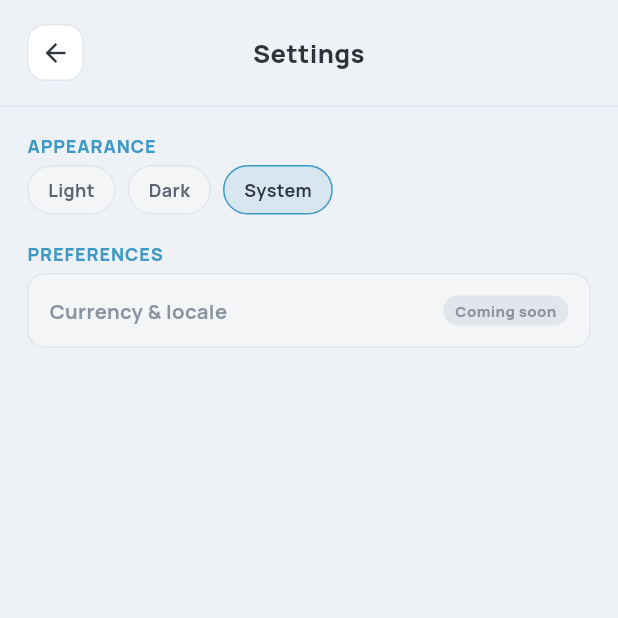
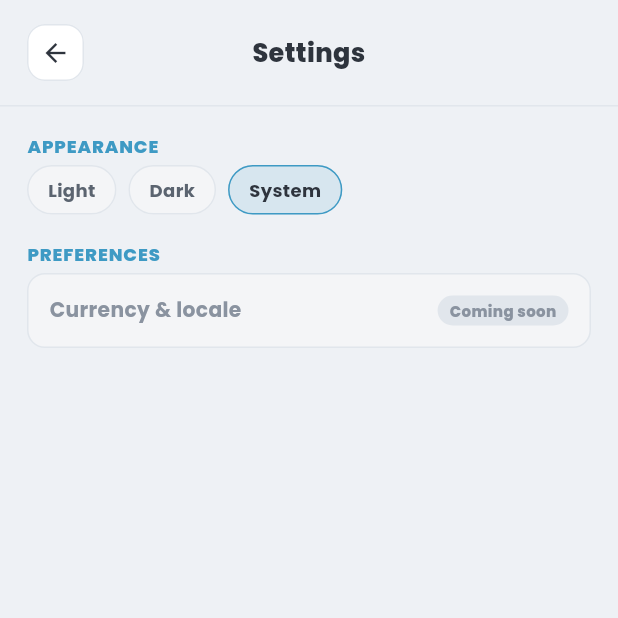
Before and after one commit to mackyten/greyvetro-budget-tracker, a Flutter app: the screen it shows after launch, scrolled down 576 dp, after a tap on the "menu" icon, after a tap on "Settings", on a phone screen of 412 x 824 dp, the top half of it. Run offline on Flutter 3.47's test engine with Material 3 defaults, Android fonts, the phone set to English and light mode, and no system bars; our stand-ins replace cloud_firestore, firebase_core, google_fonts, shared_preferences; accounts and stored records are empty.

Commit message:
feat: integrate Google Fonts and implement MonthDraftStore for local draft persistence

```diff
--- a/lib/core/design_tokens.dart
+++ b/lib/core/design_tokens.dart
@@ -1,4 +1,5 @@
 import 'package:flutter/material.dart';
+import 'package:google_fonts/google_fonts.dart';
 
 /// Exact design tokens ported from the verified Claude Design artifact
 /// (`Greyvetro Budget Tracker.dc.html`) — not Material3-generated colors.
@@ -97,5 +98,7 @@ extension AppPaletteContext on BuildContext {
   AppPalette get palette => Theme.of(this).extension<AppPalette>()!;
 }
 
-const manropeFont = 'Manrope';
+/// Resolving this triggers google_fonts to fetch/cache Poppins and registers
+/// it under the family name below — that's why it's a getter, not a const.
+final String uiFont = GoogleFonts.poppins().fontFamily!;
 const monoFont = 'JetBrains Mono';
--- a/lib/features/net_worth/ui/app_drawer.dart
+++ b/lib/features/net_worth/ui/app_drawer.dart
@@ -134,7 +134,7 @@ class _DrawerRow extends StatelessWidget {
                   style: TextStyle(
                     fontSize: 13.5,
                     fontWeight: FontWeight.w700,
-                    fontFamily: manropeFont,
+                    fontFamily: uiFont,
                     color: color,
                   ),
                 ),
@@ -151,7 +151,7 @@ class _DrawerRow extends StatelessWidget {
                     style: TextStyle(
                       fontSize: 10,
                       fontWeight: FontWeight.w800,
-                      fontFamily: manropeFont,
+                      fontFamily: uiFont,
                       color: palette.muted,
                     ),
                   ),
@@ -183,7 +183,7 @@ class _DisabledButton extends StatelessWidget {
         style: TextStyle(
           fontSize: 13,
           fontWeight: FontWeight.w700,
-          fontFamily: manropeFont,
+          fontFamily: uiFont,
           color: palette.muted,
         ),
       ),
@@ -211,13 +211,13 @@ class _DrawerHeader extends StatelessWidget {
             style: TextStyle(
               fontSize: 19,
               fontWeight: FontWeight.w800,
-              fontFamily: manropeFont,
+              fontFamily: uiFont,
               color: palette.heading,
             ),
           ),
           Text(
             'Net savings',
-            style: TextStyle(fontSize: 12, fontFamily: manropeFont, color: palette.muted),
+            style: TextStyle(fontSize: 12, fontFamily: uiFont, color: palette.muted),
           ),
           StreamBuilder<List<Account>>(
             stream: repository.watchAccounts(),
--- a/lib/features/net_worth/ui/app_shell.dart
+++ b/lib/features/net_worth/ui/app_shell.dart
@@ -97,7 +97,7 @@ class _BottomNav extends StatelessWidget {
                             style: TextStyle(
                               fontSize: 10.5,
                               fontWeight: FontWeight.w700,
-                              fontFamily: manropeFont,
+                              fontFamily: uiFont,
                               color: i == index ? AppPalette.blueDeep : palette.muted,
                             ),
                           ),
--- a/lib/features/net_worth/ui/dashboard_screen.dart
+++ b/lib/features/net_worth/ui/dashboard_screen.dart
@@ -31,13 +31,13 @@ class DashboardScreen extends StatelessWidget {
                 style: TextStyle(
                   fontSize: 19,
                   fontWeight: FontWeight.w800,
-                  fontFamily: manropeFont,
+                  fontFamily: uiFont,
                   color: palette.heading,
                 ),
               ),
               Text(
                 'Trends across all tracked months',
-                style: TextStyle(fontSize: 12, fontFamily: manropeFont, color: palette.muted),
+                style: TextStyle(fontSize: 12, fontFamily: uiFont, color: palette.muted),
               ),
               const SizedBox(height: 14),
               Expanded(
@@ -60,7 +60,7 @@ class DashboardScreen extends StatelessWidget {
                           return Center(
                             child: Text(
                               'No months tracked yet.',
-                              style: TextStyle(fontFamily: manropeFont, color: palette.muted),
+                              style: TextStyle(fontFamily: uiFont, color: palette.muted),
                             ),
                           );
                         }
@@ -132,7 +132,7 @@ class _ChartCard extends StatelessWidget {
             style: TextStyle(
               fontSize: 13,
               fontWeight: FontWeight.w800,
-              fontFamily: manropeFont,
+              fontFamily: uiFont,
               color: palette.heading,
             ),
           ),
@@ -156,7 +156,7 @@ class _EmptyChartMessage extends StatelessWidget {
       padding: const EdgeInsets.symmetric(vertical: 20),
       child: Text(
         message,
-        style: TextStyle(fontSize: 12.5, fontFamily: manropeFont, color: palette.muted),
+        style: TextStyle(fontSize: 12.5, fontFamily: uiFont, color: palette.muted),
       ),
     );
   }
--- a/lib/features/net_worth/ui/design_chip.dart
+++ b/lib/features/net_worth/ui/design_chip.dart
@@ -31,7 +31,7 @@ class DesignChip extends StatelessWidget {
             style: TextStyle(
               fontSize: 12,
               fontWeight: FontWeight.w700,
-              fontFamily: manropeFont,
+              fontFamily: uiFont,
               color: active ? palette.heading : palette.text,
             ),
           ),
--- a/lib/features/net_worth/ui/manage_accounts_screen.dart
+++ b/lib/features/net_worth/ui/manage_accounts_screen.dart
@@ -30,7 +30,7 @@ class ManageAccountsScreen extends StatelessWidget {
                 style: TextStyle(
                   fontSize: 17,
                   fontWeight: FontWeight.w800,
-                  fontFamily: manropeFont,
+                  fontFamily: uiFont,
                   color: palette.heading,
                 ),
               ),
@@ -89,7 +89,7 @@ class ManageAccountsScreen extends StatelessWidget {
             final fieldLabelStyle = TextStyle(
               fontSize: 12,
               fontWeight: FontWeight.w700,
-              fontFamily: manropeFont,
+              fontFamily: uiFont,
               color: palette.muted,
             );
             return Padding(
@@ -126,7 +126,7 @@ class ManageAccountsScreen extends StatelessWidget {
                             style: TextStyle(
                               fontSize: 17,
                               fontWeight: FontWeight.w800,
-                              fontFamily: manropeFont,
+                              fontFamily: uiFont,
                               color: palette.heading,
                             ),
                           ),
@@ -137,7 +137,7 @@ class ManageAccountsScreen extends StatelessWidget {
                           TextField(
                             controller: nameController,
                             autofocus: true,
-                            style: TextStyle(fontSize: 13.5, fontFamily: manropeFont, color: palette.heading),
+                            style: TextStyle(fontSize: 13.5, fontFamily: uiFont, color: palette.heading),
                             decoration: InputDecoration(
                               hintText: 'e.g. Metrobank Savings',
                               filled: true,
@@ -216,7 +216,7 @@ class ManageAccountsScreen extends StatelessWidget {
                                           style: TextStyle(
                                             fontSize: 13,
                                             fontWeight: FontWeight.w700,
-                                            fontFamily: manropeFont,
+                                            fontFamily: uiFont,
                                             color: palette.heading,
                                           ),
                                         ),
@@ -224,7 +224,7 @@ class ManageAccountsScreen extends StatelessWidget {
                                           'Show a bill/coin calculator shortcut for this account',
                                           style: TextStyle(
                                             fontSize: 12,
-                                            fontFamily: manropeFont,
+                                            fontFamily: uiFont,
                                             color: palette.muted,
                                           ),
                                         ),
@@ -337,11 +337,11 @@ class _GroupHeader extends StatelessWidget {
       padding: const EdgeInsets.only(top: 18, bottom: 6),
       child: Text(
         title.toUpperCase(),
-        style: const TextStyle(
+        style: TextStyle(
           fontSize: 12,
           fontWeight: FontWeight.w800,
           letterSpacing: 0.6,
-          fontFamily: manropeFont,
+          fontFamily: uiFont,
           color: AppPalette.blueDeep,
         ),
       ),
@@ -376,14 +376,14 @@ class _AccountTile extends StatelessWidget {
                   style: TextStyle(
                     fontSize: 13.5,
                     fontWeight: FontWeight.w700,
-                    fontFamily: manropeFont,
+                    fontFamily: uiFont,
                     color: account.active ? palette.heading : palette.muted,
                     decoration: account.active ? null : TextDecoration.lineThrough,
                   ),
                 ),
                 Text(
                   subtitle,
-                  style: TextStyle(fontSize: 12, fontFamily: manropeFont, color: palette.muted),
+                  style: TextStyle(fontSize: 12, fontFamily: uiFont, color: palette.muted),
                 ),
               ],
             ),
--- a/lib/features/net_worth/ui/month_list_screen.dart
+++ b/lib/features/net_worth/ui/month_list_screen.dart
@@ -45,7 +45,7 @@ class MonthListScreen extends StatelessWidget {
                             style: TextStyle(
                               fontSize: 19,
                               fontWeight: FontWeight.w800,
-                              fontFamily: manropeFont,
+                              fontFamily: uiFont,
                               color: palette.heading,
                             ),
                           ),
@@ -53,7 +53,7 @@ class MonthListScreen extends StatelessWidget {
                             'Liquidity across all accounts',
                             style: TextStyle(
                               fontSize: 12,
-                              fontFamily: manropeFont,
+                              fontFamily: uiFont,
                               color: palette.muted,
                             ),
                           ),
@@ -87,7 +87,7 @@ class MonthListScreen extends StatelessWidget {
                             return Center(
                               child: Text(
                                 'No months tracked yet. Tap + to add one.',
-                                style: TextStyle(fontFamily: manropeFont, color: palette.muted),
+                                style: TextStyle(fontFamily: uiFont, color: palette.muted),
                               ),
                             );
                           }
@@ -200,10 +200,10 @@ class _MonthTile extends StatelessWidget {
     final headerStyle = TextStyle(
       fontSize: 14,
       fontWeight: FontWeight.w700,
-      fontFamily: manropeFont,
+      fontFamily: uiFont,
       color: palette.heading,
     );
-    final subtitleStyle = TextStyle(fontSize: 12, fontFamily: manropeFont, color: palette.muted);
+    final subtitleStyle = TextStyle(fontSize: 12, fontFamily: uiFont, color: palette.muted);
     final netStyle = TextStyle(
       fontSize: 15,
       fontWeight: FontWeight.w800,
--- a/lib/features/net_worth/ui/settings_screen.dart
+++ b/lib/features/net_worth/ui/settings_screen.dart
@@ -35,7 +35,7 @@ class SettingsScreen extends StatelessWidget {
                       style: TextStyle(
                         fontSize: 17,
                         fontWeight: FontWeight.w800,
-                        fontFamily: manropeFont,
+                        fontFamily: uiFont,
                         color: palette.heading,
                       ),
                     ),
@@ -96,7 +96,7 @@ class SettingsScreen extends StatelessWidget {
                           style: TextStyle(
                             fontSize: 13.5,
                             fontWeight: FontWeight.w700,
-                            fontFamily: manropeFont,
+                            fontFamily: uiFont,
                             color: palette.muted,
                           ),
                         ),
@@ -111,7 +111,7 @@ class SettingsScreen extends StatelessWidget {
                             style: TextStyle(
                               fontSize: 10,
                               fontWeight: FontWeight.w800,
-                              fontFamily: manropeFont,
+                              fontFamily: uiFont,
                               color: palette.muted,
                             ),
                           ),
@@ -137,11 +137,11 @@ class _SectionLabel extends StatelessWidget {
   Widget build(BuildContext context) {
     return Text(
       title.toUpperCase(),
-      style: const TextStyle(
+      style: TextStyle(
         fontSize: 12,
         fontWeight: FontWeight.w800,
         letterSpacing: 0.6,
-        fontFamily: manropeFont,
+        fontFamily: uiFont,
         color: AppPalette.blueDeep,
       ),
     );
--- a/lib/main.dart
+++ b/lib/main.dart
@@ -61,7 +61,7 @@ ThemeData _buildTheme(AppPalette palette, Brightness brightness) {
 
   return ThemeData(
     useMaterial3: true,
-    fontFamily: manropeFont,
+    fontFamily: uiFont,
     colorScheme: colorScheme,
     scaffoldBackgroundColor: palette.bg,
     extensions: [palette],
--- a/pubspec.yaml
+++ b/pubspec.yaml
@@ -38,6 +38,8 @@ dependencies:
   cloud_firestore: ^5.6.0
   intl: ^0.20.2
   fl_chart: ^1.2.0
+  shared_preferences: ^2.5.5
+  google_fonts: ^8.2.0
 
 dev_dependencies:
   flutter_test:
```
Also changed, not shown: lib/features/net_worth/data/month_draft_store.dart (added, +49 -0 lines), lib/features/net_worth/ui/cash_counter_sheet.dart (+4 -4 lines), lib/features/net_worth/ui/month_detail_screen.dart (+64 -9 lines), lib/features/net_worth/ui/placeholder_screen.dart (+4 -4 lines), pubspec.lock, 1 other file.
